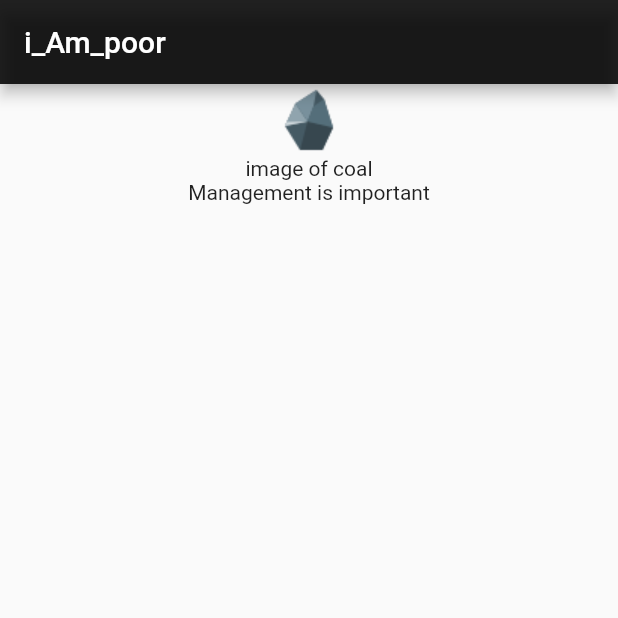
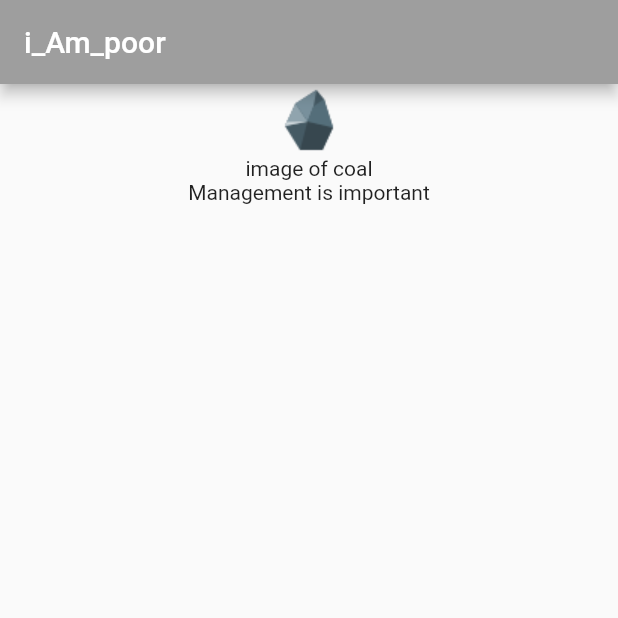
Before and after one commit to AbdurRehman-coder/hello_flutters, a Flutter app: the screen it shows after launch, on a phone screen of 412 x 824 dp, the top half of it. Run offline on Flutter 3.47's test engine with Material 2 defaults, Android fonts, the phone set to English and light mode, and no system bars.

```diff
--- a/lib/main.dart
+++ b/lib/main.dart
@@ -16,7 +16,7 @@ class i_am_poor extends StatelessWidget {
         home: Scaffold(
           appBar: AppBar(
             title: Text('i_Am_poor'),
-            backgroundColor: Colors.black87,
+            backgroundColor: Colors.grey,
           ),
           body: Center(
             child: Column(
```
